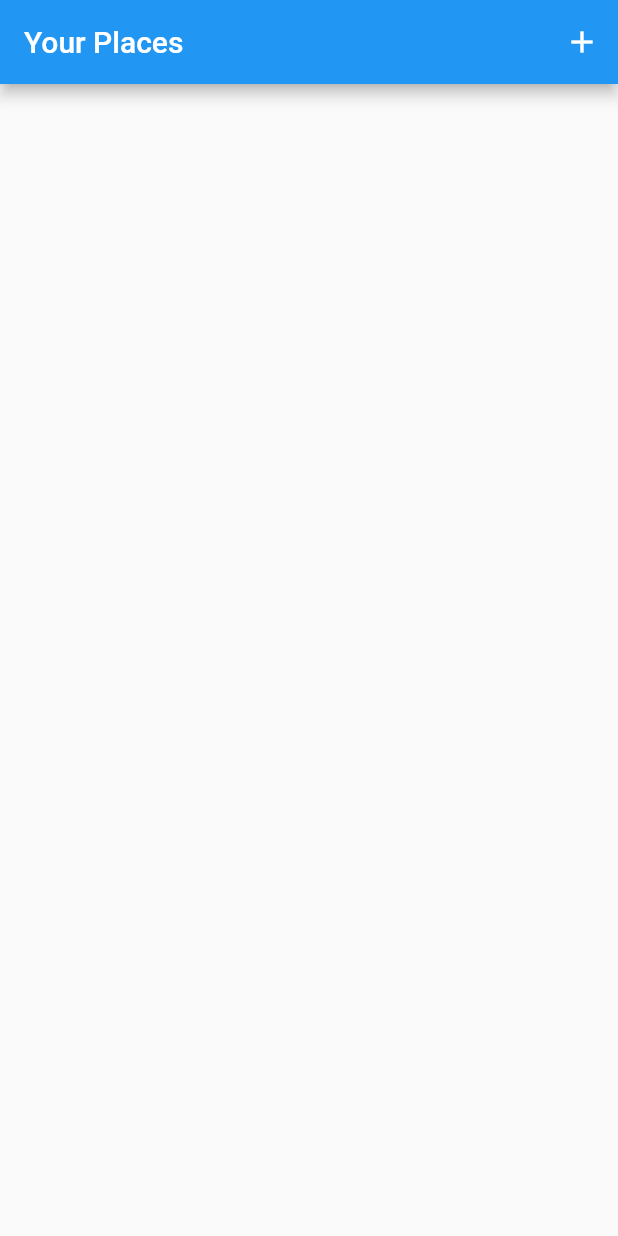
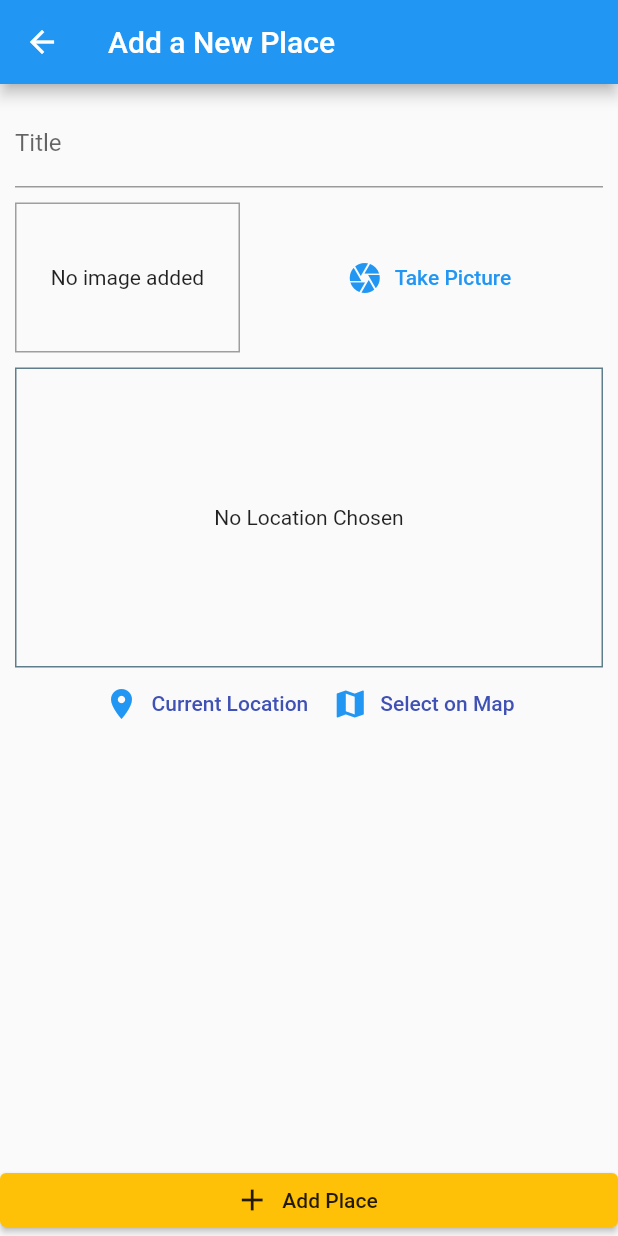
Before and after one commit to kalash-kala/Native-Features, a Flutter app: the screen it shows after launch, after a tap on the "add" icon, on a phone screen of 412 x 824 dp. Run offline on Flutter 3.47's test engine with Material 2 defaults, Android fonts, the phone set to English and light mode, and no system bars; our stand-ins replace image_picker, location, sqflite; accounts and stored records are empty.

Commit message:
features added to image input and location input

```diff
--- /dev/null
+++ b/native_features app/lib/helpers/db_helper.dart
@@ -0,0 +1,23 @@
+import 'package:sqflite/sqflite.dart' as sql;
+import 'package:path/path.dart' as path;
+
+class DBHelper{
+
+  static Future<sql.Database> dataBase() async {
+    final dbPath = await sql.getDatabasesPath();
+    return sql.openDatabase(path.join(dbPath,'places.db'),onCreate: (db, version) {
+      return db.execute('CREATE TABLE user_place(id TEXT PRIMARY KEY, title TEXT, image TEXT )');
+    },version: 1);
+  }
+
+  static Future<void> insert(String table, Map<String,Object> data) async {
+    final db = await DBHelper.dataBase();
+    db.insert(table, data, conflictAlgorithm: sql.ConflictAlgorithm.replace);
+  }
+
+  static Future<List<Map<String,dynamic>>> getData(String table) async {
+    final db = await DBHelper.dataBase();
+    return db.query(table);
+  }
+
+}
--- a/native_features app/lib/main.dart
+++ b/native_features app/lib/main.dart
@@ -2,6 +2,7 @@ import 'package:flutter/material.dart';
 import 'package:provider/provider.dart';
 import 'package:native_features/providers/great_places.dart';
 import 'package:native_features/screens/places_list_screen.dart';
+import 'package:native_features/screens/add_place_screen.dart';
 
 void main() => runApp(MyApp());
 
@@ -14,9 +15,18 @@ class MyApp extends StatelessWidget {
         title: 'Great Places',
         theme: ThemeData(
           primarySwatch: Colors.indigo,
-          colorScheme: ThemeData().colorScheme.copyWith(secondary: Colors.amber)
+          colorScheme: ThemeData().colorScheme.copyWith(secondary: Colors.amber),
+          elevatedButtonTheme: ElevatedButtonThemeData(
+            style: ElevatedButton.styleFrom(
+              primary: Colors.amber,
+              onPrimary: Colors.black87
+            ),
+          )
         ),
         home: PlacesListScreen(),
+        routes: {
+          AddPlaceScreen.routeName: (ctx) => AddPlaceScreen(),
+        },
       ),
     );
   }
--- a/native_features app/lib/models/places.dart
+++ b/native_features app/lib/models/places.dart
@@ -12,7 +12,7 @@ class PlaceLocation {
 class Places {
   final String? id;
   final String? title;
-  final PlaceLocation location;
+  final PlaceLocation? location;
   final File? images;
 
   Places(
--- a/native_features app/lib/providers/great_places.dart
+++ b/native_features app/lib/providers/great_places.dart
@@ -1,12 +1,40 @@
+import 'dart:io';
+
 import 'package:flutter/foundation.dart';
 import 'package:native_features/models/places.dart';
+import 'package:native_features/helpers/db_helper.dart';
 
-class GreatPlaces with ChangeNotifier{
-
+class GreatPlaces with ChangeNotifier {
   List<Places> _items = [];
 
-  List<Places> get items{
+  List<Places> get items {
     return [..._items];
   }
 
+  void addPlace(String? pickedTitle, File? pickedImage) {
+    final newPlace = Places(
+        id: DateTime.now().toString(),
+        title: pickedTitle,
+        images: pickedImage,
+        location: null);
+    _items.add(newPlace);
+    notifyListeners();
+    DBHelper.insert('user_place', {
+      'id': newPlace.id as Object,
+      'title': newPlace.title as Object,
+      'image': newPlace.images!.path
+    });
+  }
+
+  Future<void> fetchAndSetPlaces() async {
+    final dataList = await DBHelper.getData('user_place');
+    _items = dataList
+        .map((item) => Places(
+            id: item['id'],
+            title: item['title'],
+            images: File(item['image']),
+            location: null))
+        .toList();
+    notifyListeners();
+  }
 }
--- a/native_features app/lib/screens/add_place_screen.dart
+++ b/native_features app/lib/screens/add_place_screen.dart
@@ -0,0 +1,72 @@
+import 'dart:io';
+import 'package:flutter/material.dart';
+import 'package:provider/provider.dart';
+
+import 'package:native_features/widgets/image_input.dart';
+import 'package:native_features/widgets/location_input.dart';
+import 'package:native_features/providers/great_places.dart';
+
+class AddPlaceScreen extends StatefulWidget {
+  const AddPlaceScreen({Key? key}) : super(key: key);
+
+  static const routeName = '/add-place';
+
+  @override
+  State<AddPlaceScreen> createState() => _AddPlaceScreenState();
+}
+
+class _AddPlaceScreenState extends State<AddPlaceScreen> {
+
+  final _titleController = TextEditingController();
+  File ? _pickImage;
+
+  void _selectImage(File ? pickedImage){
+    _pickImage = pickedImage;
+  }
+
+  void _savePlace(){
+    if(_titleController.text.isEmpty || _pickImage==null){
+      return;
+    }
+    Provider.of<GreatPlaces>(context, listen: false).addPlace(_titleController.text, _pickImage);
+    Navigator.of(context).pop();
+  }
+
+  @override
+  Widget build(BuildContext context) {
+    return Scaffold(
+      appBar: AppBar(
+        title: Text('Add a New Place'),
+      ),
+      body: Column(
+        crossAxisAlignment: CrossAxisAlignment.stretch,
+        children: <Widget>[
+          Expanded(
+            child: SingleChildScrollView(
+              child: Padding(
+                padding: EdgeInsets.all(10),
+                child: Column(
+                  children: <Widget>[
+                    TextField(
+                      decoration: InputDecoration(labelText: 'Title'),
+                      controller: _titleController,
+                    ),
+                    SizedBox(height: 10,),
+                    ImageInput(_selectImage),
+                    SizedBox(height: 10,),
+                    LocationInput(),
+                  ],
+                ),
+              ),
+            ),
+          ),
+          ElevatedButton.icon(
+            onPressed: _savePlace,
+            icon: Icon(Icons.add),
+            label: Text('Add Place'),
+          ),
+        ],
+      ),
+    );
+  }
+}
--- a/native_features app/lib/screens/places_list_screen.dart
+++ b/native_features app/lib/screens/places_list_screen.dart
@@ -1,4 +1,10 @@
+import 'dart:io';
+
 import 'package:flutter/material.dart';
+import 'package:native_features/providers/great_places.dart';
+import 'package:provider/provider.dart';
+
+import 'package:native_features/screens/add_place_screen.dart';
 
 class PlacesListScreen extends StatelessWidget {
   const PlacesListScreen({Key? key}) : super(key: key);
@@ -9,10 +15,37 @@ class PlacesListScreen extends StatelessWidget {
       appBar: AppBar(
         title: Text('Your Places'),
         actions: <Widget>[
-          IconButton(onPressed: (){}, icon: Icon(Icons.add)),
+          IconButton(
+              onPressed: () {
+                Navigator.of(context).pushNamed(AddPlaceScreen.routeName);
+              },
+              icon: Icon(Icons.add)),
         ],
       ),
-      body: Center(),
+      body: FutureBuilder(
+        future: Provider.of<GreatPlaces>(context, listen: false)
+            .fetchAndSetPlaces(),
+        builder: (ctx, snapshot) => snapshot.connectionState ==
+                ConnectionState.waiting
+            ? Center(
+                child: CircularProgressIndicator(),
+              )
+            : Consumer<GreatPlaces>(
+                child: Text('Got no places yet, start adding some'),
+                builder: (ctx, greatPlaces, ch) => greatPlaces.items.length <= 0
+                    ? ch as Widget
+                    : ListView.builder(
+                        itemCount: greatPlaces.items.length,
+                        itemBuilder: (ctx, index) => ListTile(
+                          leading: CircleAvatar(
+                            backgroundImage: FileImage(
+                                greatPlaces.items[index].images as File),
+                          ),
+                          title: Text(greatPlaces.items[index].title as String),
+                        ),
+                      ),
+              ),
+      ),
     );
   }
 }
--- /dev/null
+++ b/native_features app/lib/widgets/image_input.dart
@@ -0,0 +1,70 @@
+import 'dart:io';
+
+import 'package:flutter/material.dart';
+import 'package:image_picker/image_picker.dart';
+import 'package:path/path.dart' as path;
+import 'package:path_provider/path_provider.dart' as syspaths ;
+
+class ImageInput extends StatefulWidget {
+
+  final Function onSelectImage;
+  ImageInput(this.onSelectImage);
+
+  @override
+  State<ImageInput> createState() => _ImageInputState();
+}
+
+class _ImageInputState extends State<ImageInput> {
+  File? _storedImage;
+
+  Future<void> _takePicture() async {
+    final ImagePicker picker = ImagePicker();
+    final XFile? photo =
+        await picker.pickImage(source: ImageSource.camera, maxWidth: 600);
+
+    if(photo==null){
+      return;
+    }
+
+    setState(() {
+      _storedImage = File(photo!.path);
+    });
+    final appDir = await syspaths.getApplicationDocumentsDirectory();
+    final fileName = path.basename(photo!.path);
+    final savedImage = await File(photo!.path).copy('${appDir.path}/${fileName}');
+    widget.onSelectImage(savedImage);
+  }
+
+  @override
+  Widget build(BuildContext context) {
+    return Row(
+      children: <Widget>[
+        Container(
+          width: 150,
+          height: 100,
+          decoration:
+              BoxDecoration(border: Border.all(width: 1, color: Colors.grey)),
+          child: _storedImage != null
+              ? Image.file(
+                  _storedImage as File,
+                  fit: BoxFit.cover,
+                  width: double.infinity,
+                )
+              : Text(
+                  'No image added',
+                  textAlign: TextAlign.center,
+                ),
+          alignment: Alignment.center,
+        ),
+        SizedBox(
+          width: 10,
+        ),
+        Expanded(
+            child: TextButton.icon(
+                onPressed: _takePicture,
+                icon: Icon(Icons.camera),
+                label: Text('Take Picture'))),
+      ],
+    );
+  }
+}
--- /dev/null
+++ b/native_features app/lib/widgets/location_input.dart
@@ -0,0 +1,63 @@
+import 'package:flutter/material.dart';
+import 'package:location/location.dart';
+
+class LocationInput extends StatefulWidget {
+  const LocationInput({Key? key}) : super(key: key);
+
+  @override
+  State<LocationInput> createState() => _LocationInputState();
+}
+
+class _LocationInputState extends State<LocationInput> {
+  String? _previewImageURL;
+
+  Future<void> _getCurrentUserLocation() async {
+    final locData = await Location().getLocation();
+    print(locData.latitude);
+    print(locData.longitude);
+  }
+
+  @override
+  Widget build(BuildContext context) {
+    return Column(
+      children: <Widget>[
+        Container(
+          height: 200,
+          width: double.infinity,
+          alignment: Alignment.center,
+          decoration: BoxDecoration(border: Border.all(width: 1, color: Colors.blueGrey)),
+          child: _previewImageURL == null
+              ? Text(
+                  'No Location Chosen',
+                  textAlign: TextAlign.center,
+                )
+              : Image.network(
+                  _previewImageURL as String,
+                  fit: BoxFit.cover,
+                  width: double.infinity,
+                ),
+        ),
+        Row(
+          mainAxisAlignment: MainAxisAlignment.center,
+          children: <Widget>[
+            TextButton.icon(
+                onPressed: _getCurrentUserLocation,
+                icon: Icon(Icons.location_on),
+                label: Text(
+                  'Current Location',
+                  style: TextStyle(color: Theme.of(context).primaryColor),
+                )
+            ),TextButton.icon(
+                onPressed: () {},
+                icon: Icon(Icons.map),
+                label: Text(
+                  'Select on Map',
+                  style: TextStyle(color: Theme.of(context).primaryColor),
+                )
+            ),
+          ],
+        ),
+      ],
+    );
+  }
+}
--- a/native_features app/pubspec.yaml
+++ b/native_features app/pubspec.yaml
@@ -30,6 +30,11 @@ dependencies:
   flutter:
     sdk: flutter
   provider: ^6.0.3
+  image_picker: ^0.8.5+3
+  path_provider: ^2.0.11
+  path: ^1.8.1
+  sqflite: ^2.0.3+1
+  location: ^4.4.0
 
 
   # The following adds the Cupertino Icons font to your application.
```
Also changed, not shown: native_features app/pubspec.lock, 6 other files.
